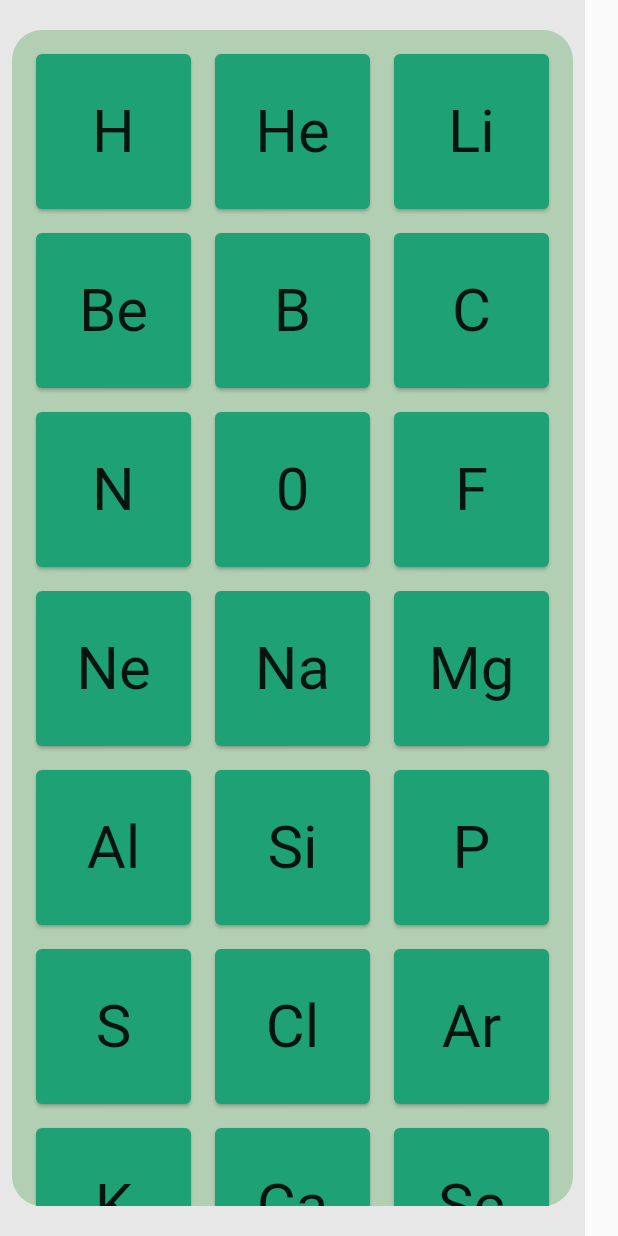
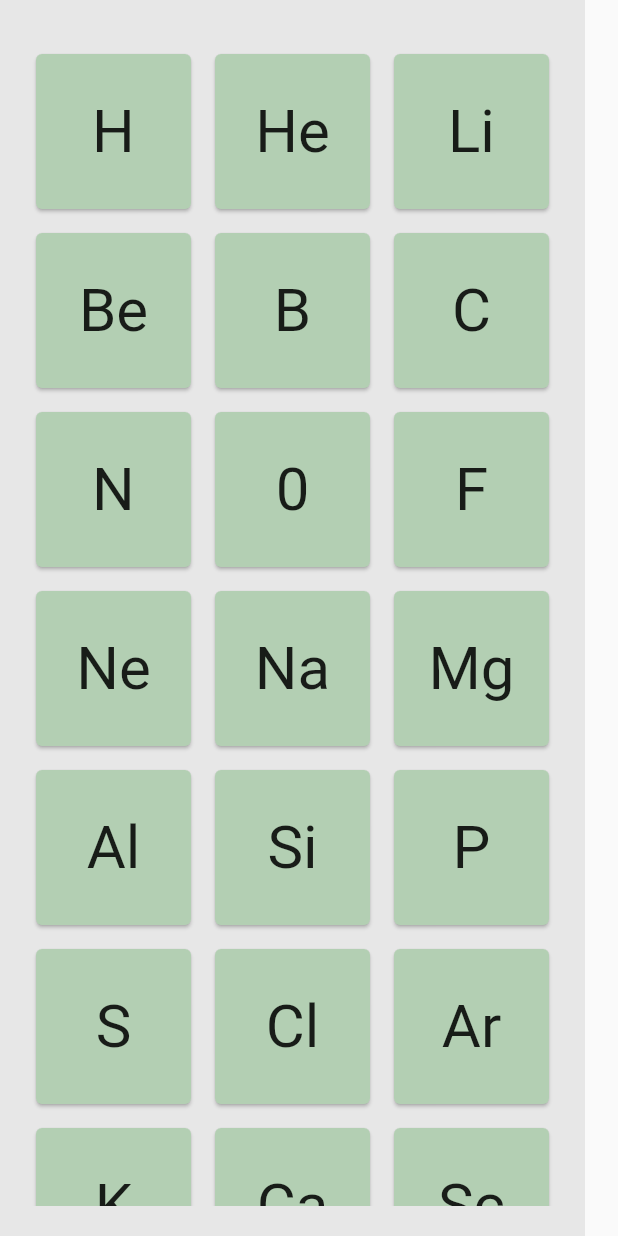
Before and after one commit to AlexAcoltzi/TablaperiodicaFlutter, a Flutter app: the ElemetsTable widget shown alone on an empty page, opened directly, on a phone screen of 412 x 824 dp. Run offline on Flutter 3.47's test engine with Material 2 defaults, Android fonts, the phone set to English and light mode, and no system bars; our stand-ins replace diacritic, pinch_zoom; network calls fail.

Commit message:
Ultimos cambios

```diff
--- a/lib/pages/more_page.dart
+++ b/lib/pages/more_page.dart
@@ -32,7 +32,6 @@ class ElemetsTable extends StatelessWidget {
                   bottomLeft: Radius.circular(20),
                   bottomRight: Radius.circular(20),
                 ),
-                color : Color.fromRGBO(179, 2255, 179, 1),
               ),
                 child: GridView.builder(
                     itemCount: TablaPeriodicaJson.length,
@@ -41,8 +40,9 @@ class ElemetsTable extends StatelessWidget {
                     itemBuilder: (context, index){
                       final elemento = TablaPeriodicaJson[index];
                       return Card(
-                        color: Color.fromRGBO(30, 161, 116, 1.0),
+                        color: Color.fromRGBO(179, 2255, 179, 1.0),
                         margin: const EdgeInsets.all(8),
+
                         child: InkWell(
                           child: Column(
                             mainAxisAlignment: MainAxisAlignment.center,
@@ -59,6 +59,7 @@ class ElemetsTable extends StatelessWidget {
                             ],
                           ),
                           onTap: (){
+
                             Navigator.push(
                                 context, MaterialPageRoute(builder: (context) => InfoElement(indexValue: index, serie: elemento.serie))
                             );
```
